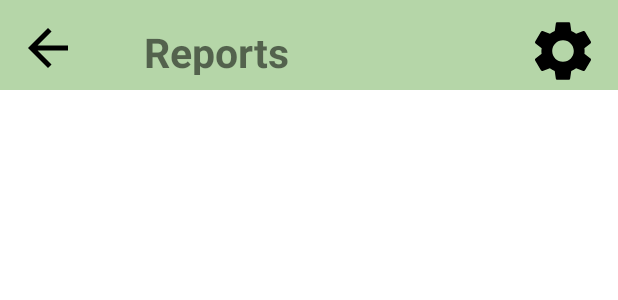
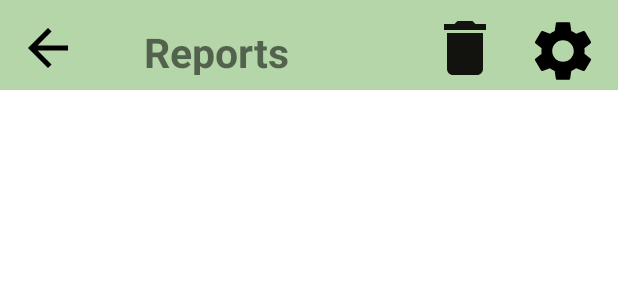
Before and after one commit to zagar-matija/Smish-Hunter, an Android app: the layout fragment_reports.xml on its own in the app's theme, with its tools: preview values and no code run, on a phone screen of 412 x 824 dp. Shown: the top 300 px of the screen. Run offline under Robolectric (Android 15) with nearby library versions, the phone set to English and light mode, and no system bars.

Commit message:
Add different icons for each level of alertness of a report in RecyclerView. Add a "delete all reports" button and functionality in the ReportsFragment.kt . Fix file reading errors.

```diff
--- /dev/null
+++ b/app/src/main/res/drawable/ic_baseline_delete_24.xml
@@ -0,0 +1,5 @@
+<vector android:alpha="0.91" android:height="48dp"
+    android:tint="#020000" android:viewportHeight="24"
+    android:viewportWidth="24" android:width="48dp" xmlns:android="http://schemas.android.com/apk/res/android">
+    <path android:fillColor="@android:color/white" android:pathData="M6,19c0,1.1 0.9,2 2,2h8c1.1,0 2,-0.9 2,-2V7H6v12zM19,4h-3.5l-1,-1h-5l-1,1H5v2h14V4z"/>
+</vector>
--- /dev/null
+++ b/app/src/main/res/drawable/ic_report_harmless_24.xml
@@ -0,0 +1,5 @@
+<vector android:alpha="0.91" android:height="24dp"
+    android:tint="#00C800" android:viewportHeight="24"
+    android:viewportWidth="24" android:width="24dp" xmlns:android="http://schemas.android.com/apk/res/android">
+    <path android:fillColor="@android:color/white" android:pathData="M9,16.17L4.83,12l-1.42,1.41L9,19 21,7l-1.41,-1.41z"/>
+</vector>
--- /dev/null
+++ b/app/src/main/res/drawable/ic_report_suspicious_24.xml
@@ -0,0 +1,5 @@
+<vector android:alpha="0.91" android:height="24dp"
+    android:tint="#FF9700" android:viewportHeight="24"
+    android:viewportWidth="24" android:width="24dp" xmlns:android="http://schemas.android.com/apk/res/android">
+    <path android:fillColor="@android:color/white" android:pathData="M11.07,12.85c0.77,-1.39 2.25,-2.21 3.11,-3.44c0.91,-1.29 0.4,-3.7 -2.18,-3.7c-1.69,0 -2.52,1.28 -2.87,2.34L6.54,6.96C7.25,4.83 9.18,3 11.99,3c2.35,0 3.96,1.07 4.78,2.41c0.7,1.15 1.11,3.3 0.03,4.9c-1.2,1.77 -2.35,2.31 -2.97,3.45c-0.25,0.46 -0.35,0.76 -0.35,2.24h-2.89C10.58,15.22 10.46,13.95 11.07,12.85zM14,20c0,1.1 -0.9,2 -2,2s-2,-0.9 -2,-2c0,-1.1 0.9,-2 2,-2S14,18.9 14,20z"/>
+</vector>
--- a/app/src/main/res/layout/fragment_reports.xml
+++ b/app/src/main/res/layout/fragment_reports.xml
@@ -72,5 +72,17 @@
 
     </androidx.swiperefreshlayout.widget.SwipeRefreshLayout>
 
+    <ImageButton
+        android:id="@+id/buttonDelete"
+        android:layout_width="48dp"
+        android:layout_height="48dp"
+        android:layout_marginTop="8dp"
+        android:layout_marginEnd="12dp"
+        android:backgroundTint="#00FFFFFF"
+        android:contentDescription="@string/button_delete"
+        app:layout_constraintEnd_toStartOf="@+id/buttonSettingsReports"
+        app:layout_constraintTop_toTopOf="parent"
+        app:srcCompat="@drawable/ic_baseline_delete_24" />
+
 
 </androidx.constraintlayout.widget.ConstraintLayout>
--- a/app/src/main/res/layout/recycler_report.xml
+++ b/app/src/main/res/layout/recycler_report.xml
@@ -22,7 +22,7 @@
         app:layout_constraintTop_toBottomOf="@+id/textViewReportTitle" />
 
     <ImageView
-        android:id="@+id/imageView"
+        android:id="@+id/reportIcon"
         android:layout_width="51dp"
         android:layout_height="51dp"
         android:layout_marginTop="8dp"
@@ -30,7 +30,7 @@
         android:contentDescription="@string/description_danger_image"
         app:layout_constraintEnd_toEndOf="parent"
         app:layout_constraintTop_toTopOf="parent"
-        app:srcCompat="@drawable/ic_baseline_error_outline_24" />
+        app:srcCompat="@drawable/ic_report_malicious_24" />
 
     <TextView
         android:id="@+id/textViewReportRating"
@@ -39,7 +39,7 @@
         android:layout_marginTop="15dp"
         android:textSize="20sp"
         android:textStyle="bold"
-        app:layout_constraintEnd_toStartOf="@+id/imageView"
+        app:layout_constraintEnd_toStartOf="@+id/reportIcon"
         app:layout_constraintStart_toEndOf="@+id/textViewReportContent"
         app:layout_constraintTop_toTopOf="parent" />
 </androidx.constraintlayout.widget.ConstraintLayout>
--- a/app/src/main/res/values/strings.xml
+++ b/app/src/main/res/values/strings.xml
@@ -9,6 +9,7 @@
     <string name="button_check_a_link">Check a link</string>
     <string name="button_about">About</string>
     <string name="button_check_link">Check link</string>
+    <string name="button_delete">Delete all reports</string>
 
     <string name="title_reports">Reports</string>
     <string name="title_settings">Settings</string>
```
Also changed, not shown: app/src/main/java/ferit/student/matijazagar/smishhunter/MainFragment.kt (+0 -41 lines), app/src/main/java/ferit/student/matijazagar/smishhunter/ReportsFragment.kt (+31 -9 lines), app/src/main/java/ferit/student/matijazagar/smishhunter/ReportsRecyclerAdapter.kt (+16 -3 lines), app/src/main/java/ferit/student/matijazagar/smishhunter/SMSChecker.kt (+5 -3 lines), app/src/main/res/drawable/ic_report_malicious_24.xml (renamed from app/src/main/res/drawable/ic_baseline_error_outline_24.xml).
